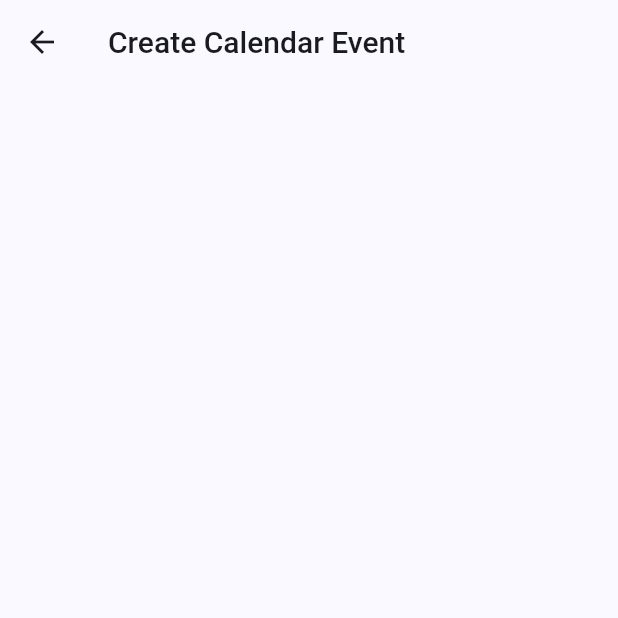
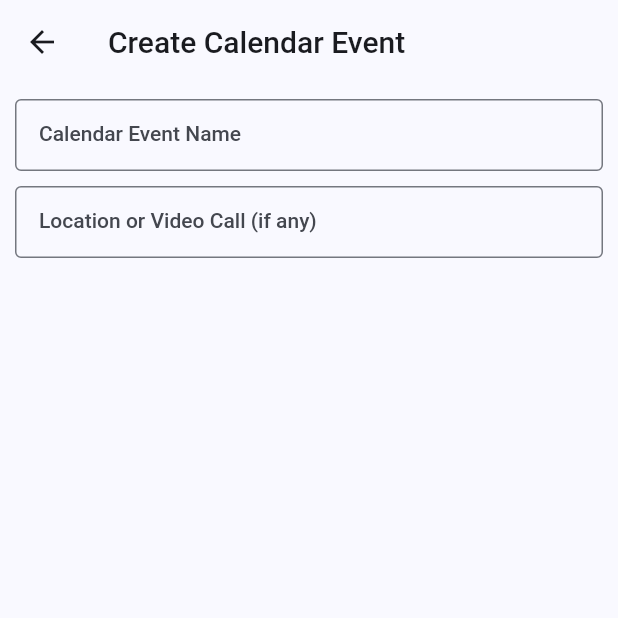
Before and after one commit to sst-inc/CodeCommentsFlutter, a Flutter app: the CreateNewCalendarEvent screen opened directly, on a phone screen of 412 x 824 dp, the top half of it. Run offline on Flutter 3.47's test engine with Material 2 defaults, Android fonts, the phone set to English and light mode, and no system bars; our stand-ins replace table_calendar; missing offline and left inert: manage_calendar_events; network calls fail.

Commit message:
Added some textfields

```diff
--- a/lib/Calendar/createNewEvent.dart
+++ b/lib/Calendar/createNewEvent.dart
@@ -8,16 +8,35 @@ class CreateNewCalendarEvent extends StatefulWidget {
 }
 
 class _CreateNewCalendarEventState extends State<CreateNewCalendarEvent> {
+  String newCalendarEventName = "";
+
   @override
   Widget build(BuildContext context) {
     return Scaffold(
-      appBar: AppBar(
-        title: Text("Create Calendar Event"),
-      ),
-      body: Container(
-        height: MediaQuery.of(context).size.height / 1.5,
-      ),
-    );
-    ;
+        appBar: AppBar(
+          title: const Text("Create Calendar Event"),
+        ),
+        body: SafeArea(
+          child: Padding(
+            padding: const EdgeInsets.all(10),
+            child: Column(
+              children: const [
+                Padding(
+                  padding: EdgeInsets.only(bottom: 10),
+                  child: TextField(
+                    decoration: InputDecoration(
+                        border: OutlineInputBorder(),
+                        labelText: "Calendar Event Name"),
+                  ),
+                ),
+                TextField(
+                  decoration: InputDecoration(
+                      border: OutlineInputBorder(),
+                      labelText: "Location or Video Call (if any)"),
+                ),
+              ],
+            ),
+          ),
+        ));
   }
 }
```
